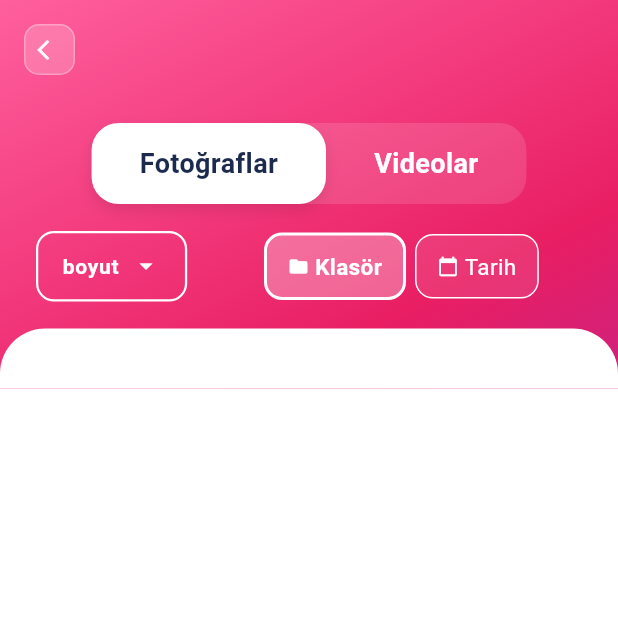
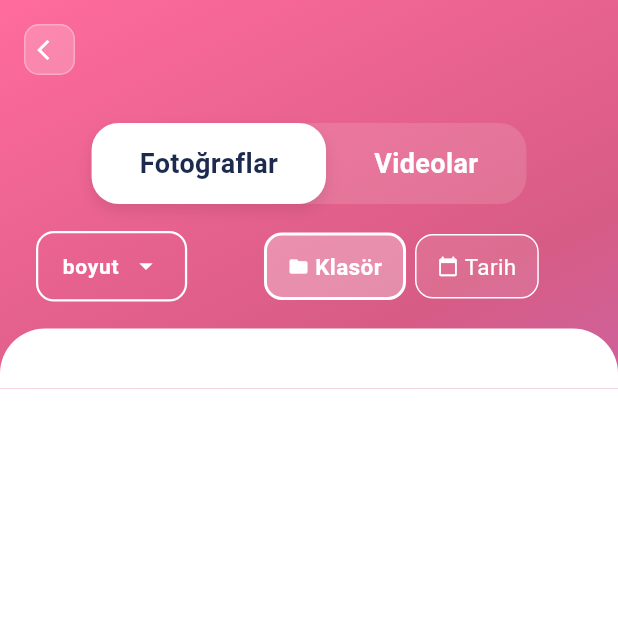
Before and after one commit to Zeynepselcen/Swifty, a Flutter app: the MainScreen screen opened directly, after a tap on "Başla", on a phone screen of 412 x 824 dp, the top half of it. Run offline on Flutter 3.47's test engine with Material 3 defaults, Android fonts, the phone set to English and light mode, and no system bars; our stand-ins replace flutter_card_swiper, permission_handler, shared_preferences, video_player; missing offline and left inert: photo_manager; accounts and stored records are empty.

```diff
--- a/lib/screens/main_screen.dart
+++ b/lib/screens/main_screen.dart
@@ -775,16 +775,16 @@ class _MainScreenState extends State<MainScreen> with WidgetsBindingObserver {
       backgroundColor: Colors.transparent,
       body: Stack(
         children: [
-          // Arka plan - çok açık pembe-mor tonunda
+          // Arka plan - çok açık soft pembe-mor tonunda
           Container(
             decoration: BoxDecoration(
               gradient: LinearGradient(
                 begin: Alignment.topLeft,
                 end: Alignment.bottomRight,
                 colors: [
-                  const Color(0xFFFFF0F5), // Çok açık pembe
-                  const Color(0xFFFFE6F0), // Açık pembe
-                  const Color(0xFFF8E6FF), // Açık mor
+                  const Color(0xFFFFF8FA), // Çok açık soft pembe
+                  const Color(0xFFFFF0F5), // Açık soft pembe
+                  const Color(0xFFF8F0FF), // Açık soft mor
                 ],
               ),
             ),
--- a/lib/theme/app_colors.dart
+++ b/lib/theme/app_colors.dart
@@ -7,11 +7,11 @@ class AppColors {
   static const Color secondary = Color(0xFF0A183D);
   static const Color accent = Color(0xFF4DB6AC);
 
-  // Gradient renkleri - Resimdeki güzel pembe-mor tonları
-  static const Color gradientStart = Color(0xFFFF5F9E); // Parlak pembe
-  static const Color gradientMiddle1 = Color(0xFFE91E63); // Orta pembe
-  static const Color gradientMiddle2 = Color(0xFF9C27B0); // Orta mor
-  static const Color gradientEnd = Color(0xFFA44DFF); // Parlak mor
+  // Gradient renkleri - Daha güzel pembe-mor tonları
+  static const Color gradientStart = Color(0xFFFF6B9D); // Canlı pembe
+  static const Color gradientMiddle1 = Color.fromARGB(255, 215, 92, 133); // Orta pembe
+  static const Color gradientMiddle2 = Color.fromARGB(255, 187, 109, 201); // Orta mor
+  static const Color gradientEnd = Color.fromARGB(255, 167, 136, 221); // Koyu mor
 
   // Arka plan renkleri
   static const Color backgroundPrimary = Color(0xFF0A183D);
```
Also changed, not shown: lib/main.dart (+14 -1 lines).
